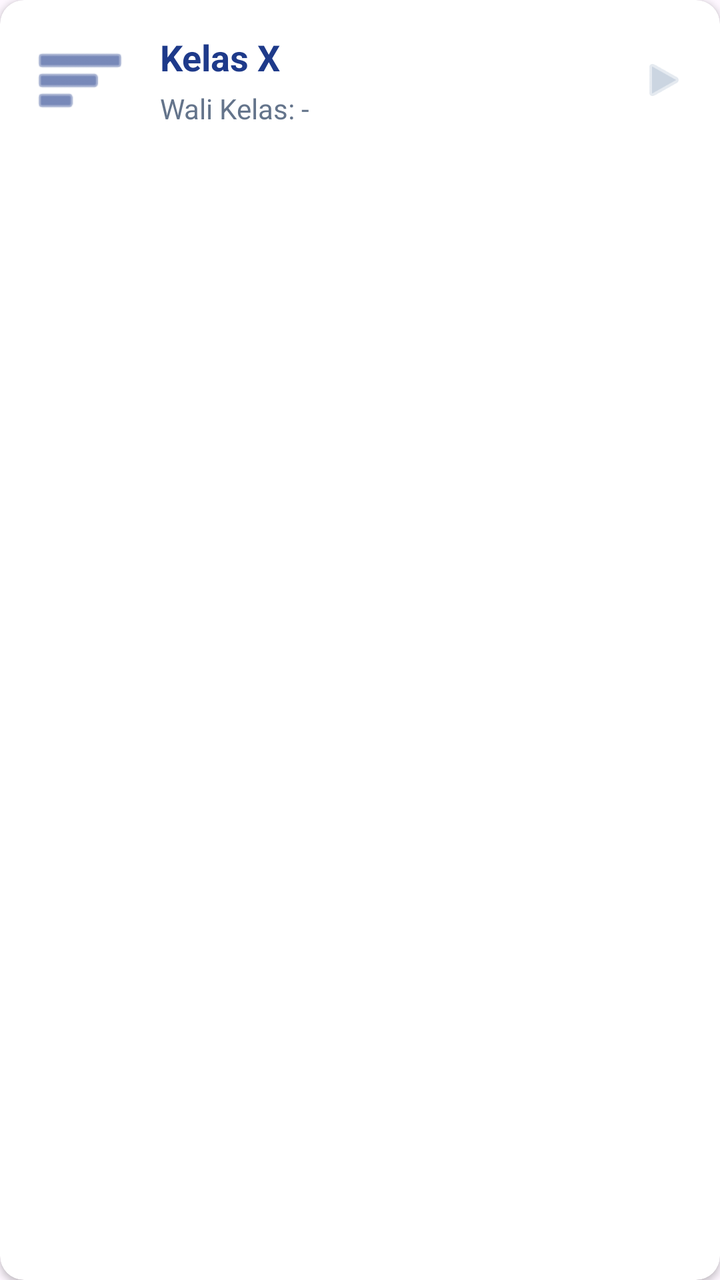
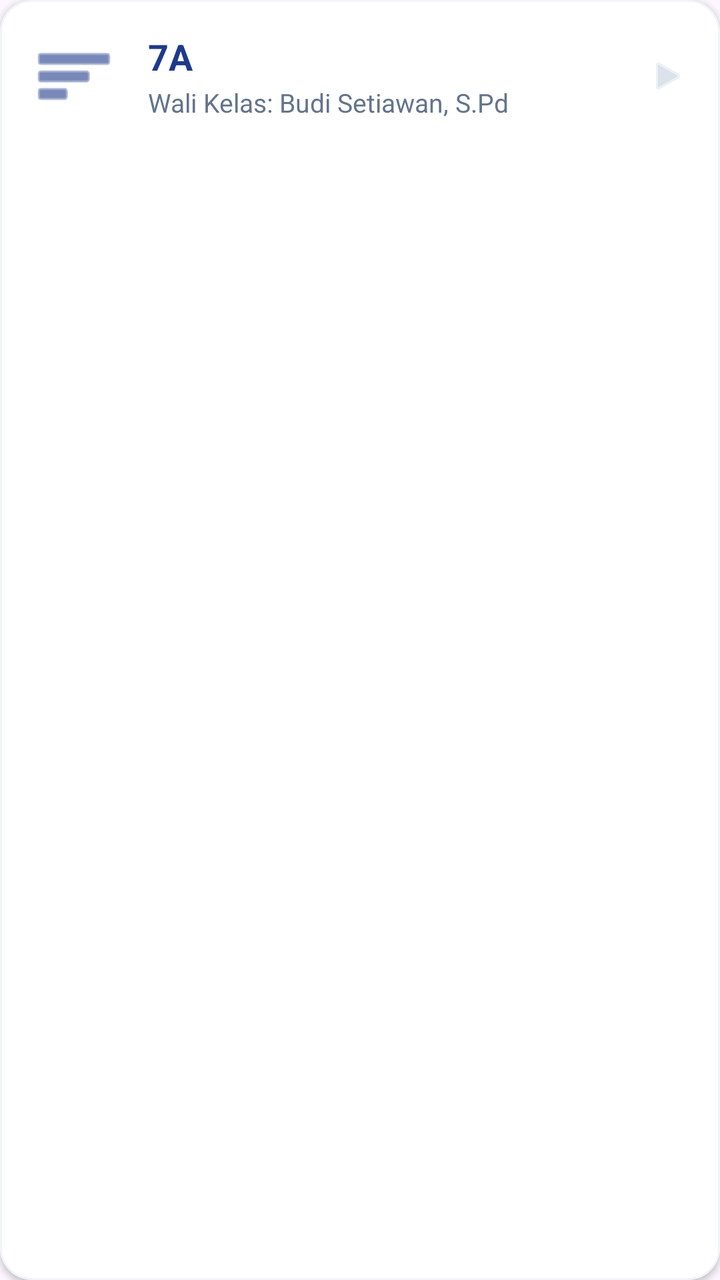

Two renders of the same Android screen: before a commit and after it. Below are the layout's source before the change and the commit's diff.
<!-- AndroidManifest.xml: application theme Theme.Mondu -->
<!-- res/layout/item_kelas.xml -->
<?xml version="1.0" encoding="utf-8"?>
<androidx.cardview.widget.CardView xmlns:android="http://schemas.android.com/apk/res/android"
    xmlns:app="http://schemas.android.com/apk/res-auto"
    android:layout_width="match_parent"
    android:layout_height="wrap_content"
    android:layout_marginBottom="12dp"
    app:cardCornerRadius="12dp"
    app:cardElevation="2dp"
    app:cardBackgroundColor="@android:color/white">

    <LinearLayout
        android:layout_width="match_parent"
        android:layout_height="wrap_content"
        android:orientation="horizontal"
        android:padding="16dp"
        android:gravity="center_vertical">

        
        <ImageView
            android:layout_width="48dp"
            android:layout_height="48dp"
            android:src="@android:drawable/ic_menu_sort_by_size"
            android:contentDescription="Icon Kelas"
            android:tint="#1E3A8A"
            android:layout_marginRight="16dp"/>

        <LinearLayout
            android:layout_width="0dp"
            android:layout_height="wrap_content"
            android:layout_weight="1"
            android:orientation="vertical">

            
            <TextView
                android:id="@+id/tvNamaKelasItem"
                android:layout_width="wrap_content"
                android:layout_height="wrap_content"
                android:text="Kelas X"
                android:textColor="#1E3A8A"
                android:textSize="18sp"
                android:textStyle="bold" />

            
            <TextView
                android:id="@+id/tvWaliKelasItem"
                android:layout_width="wrap_content"
                android:layout_height="wrap_content"
                android:text="Wali Kelas: -"
                android:textColor="#64748B"
                android:textSize="14sp"
                android:layout_marginTop="4dp" />
        </LinearLayout>

        
        <ImageView
            android:layout_width="24dp"
            android:layout_height="24dp"
            android:src="@android:drawable/ic_media_play"
            android:tint="#CBD5E1"/>
    </LinearLayout>
</androidx.cardview.widget.CardView>
<!-- resources referenced by this layout -->
<resources>
  <style name="Theme.Mondu" parent="Base.Theme.Mondu" />
  <style name="Base.Theme.Mondu" parent="Theme.Material3.DayNight.NoActionBar">
          
          
      </style>
</resources>

<!-- the commit's change to res/layout/item_kelas.xml (unified diff, before → after) -->
@@ -1,12 +1,18 @@
 <?xml version="1.0" encoding="utf-8"?>
-<androidx.cardview.widget.CardView xmlns:android="http://schemas.android.com/apk/res/android"
+<com.google.android.material.card.MaterialCardView xmlns:android="http://schemas.android.com/apk/res/android"
     xmlns:app="http://schemas.android.com/apk/res-auto"
+    xmlns:tools="http://schemas.android.com/tools"
     android:layout_width="match_parent"
     android:layout_height="wrap_content"
     android:layout_marginBottom="12dp"
-    app:cardCornerRadius="12dp"
+    app:cardCornerRadius="16dp"
     app:cardElevation="2dp"
-    app:cardBackgroundColor="@android:color/white">
+    app:strokeWidth="1dp"
+    app:strokeColor="#F1F5F9"
+    app:cardBackgroundColor="@android:color/white"
+    android:clickable="true"
+    android:focusable="true"
+    android:foreground="?attr/selectableItemBackground">
 
     <LinearLayout
         android:layout_width="match_parent"
@@ -17,12 +23,12 @@
 
         
         <ImageView
-            android:layout_width="48dp"
-            android:layout_height="48dp"
+            android:layout_width="42dp"
+            android:layout_height="42dp"
             android:src="@android:drawable/ic_menu_sort_by_size"
             android:contentDescription="Icon Kelas"
-            android:tint="#1E3A8A"
-            android:layout_marginRight="16dp"/>
+            app:tint="#1E3A8A"
+            android:layout_marginEnd="16dp"/>
 
         <LinearLayout
             android:layout_width="0dp"
@@ -35,7 +41,7 @@
                 android:id="@+id/tvNamaKelasItem"
                 android:layout_width="wrap_content"
                 android:layout_height="wrap_content"
-                android:text="Kelas X"
+                android:text="7A"
                 android:textColor="#1E3A8A"
                 android:textSize="18sp"
                 android:textStyle="bold" />
@@ -45,17 +51,18 @@
                 android:id="@+id/tvWaliKelasItem"
                 android:layout_width="wrap_content"
                 android:layout_height="wrap_content"
-                android:text="Wali Kelas: -"
+                android:text="Wali Kelas: Budi Setiawan, S.Pd"
                 android:textColor="#64748B"
-                android:textSize="14sp"
-                android:layout_marginTop="4dp" />
+                android:textSize="13sp"
+                android:layout_marginTop="2dp" />
         </LinearLayout>
 
         
         <ImageView
-            android:layout_width="24dp"
-            android:layout_height="24dp"
+            android:layout_width="20dp"
+            android:layout_height="20dp"
             android:src="@android:drawable/ic_media_play"
-            android:tint="#CBD5E1"/>
+            app:tint="#CBD5E1"
+            android:alpha="0.7"/>
     </LinearLayout>
-</androidx.cardview.widget.CardView>
+</com.google.android.material.card.MaterialCardView>
